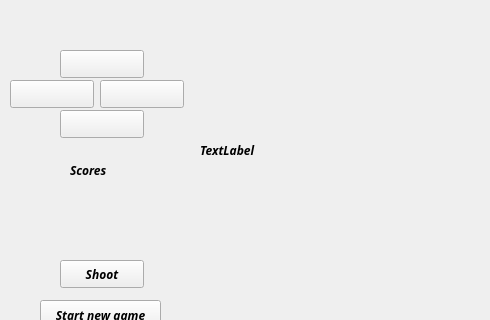
Before: the Qt Designer form Game/mainwindow.ui in ctrl-elri/nyssemeni, drawn with Qt 5; both pictures show x 310 to 800 and y 0 to 320 of the 800 by 600 pixel window.
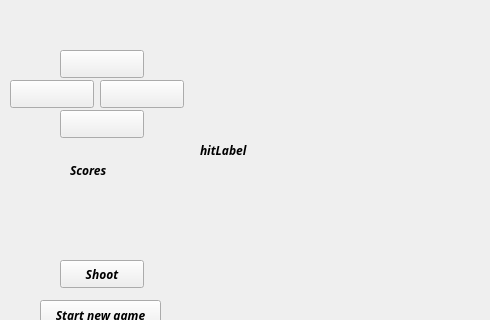
After: the same form once the commit is applied.

Commit message: Added hitLabel, modified shooting method in MainWindow

What changed in the file:
```diff
--- a/Game/mainwindow.ui
+++ b/Game/mainwindow.ui
@@ -212,12 +212,12 @@
      <rect>
       <x>510</x>
       <y>140</y>
-      <width>63</width>
-      <height>20</height>
+      <width>81</width>
+      <height>21</height>
      </rect>
     </property>
     <property name="text">
-     <string>TextLabel</string>
+     <string>hitLabel</string>
     </property>
    </widget>
   </widget>
```
Left out of the diff: 2 changed lines with no effect on the pictures. The commit also changes 2 other files.
